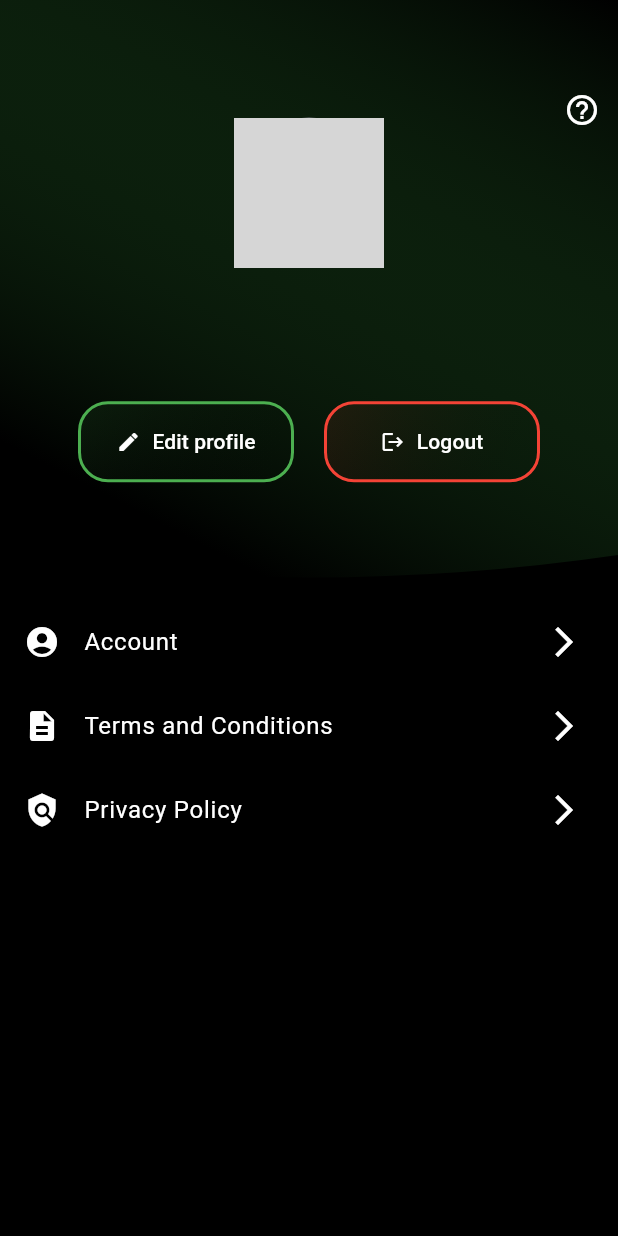
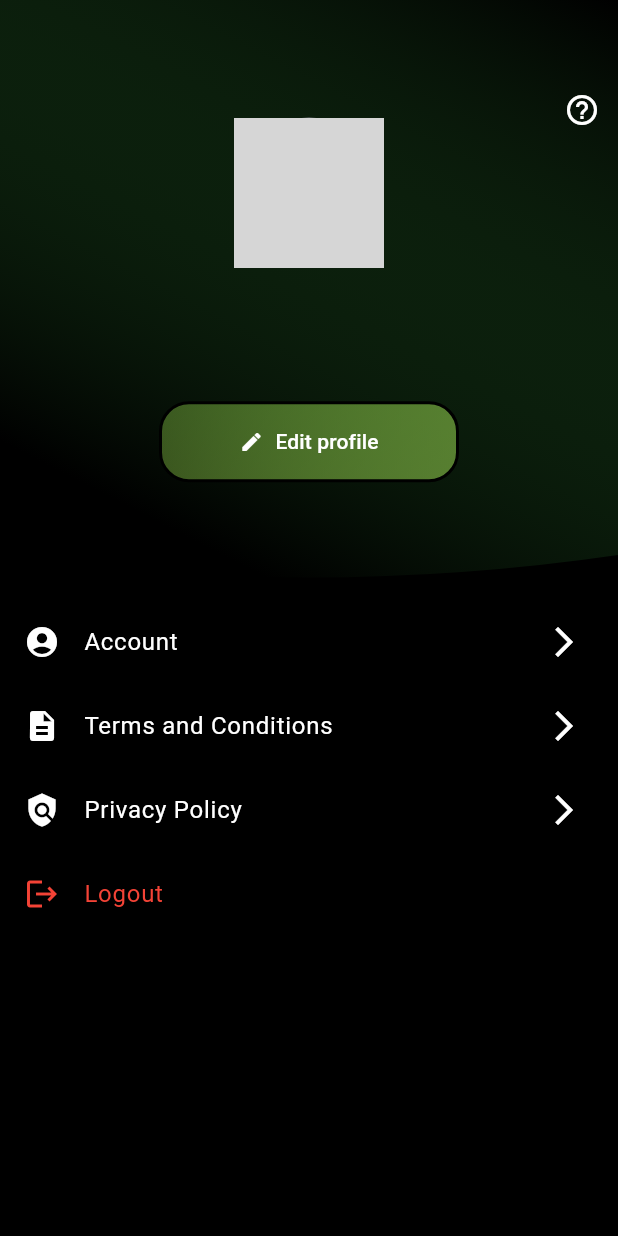
Before and after one commit to anishkumar-0502/EV_App_II, a Flutter app: the ProfilePage screen opened directly with empty values, on a phone screen of 412 x 824 dp. Run offline on Flutter 3.47's test engine with Material 3 defaults, Android fonts, the phone set to English and light mode, and no system bars; our stand-ins replace curved_navigation_bar, geolocator, google_maps_flutter, image_picker, intl_phone_field, shared_preferences and 1 more; missing offline and left inert: qr_code_scanner, razorpay_flutter; accounts and stored records are empty; network calls fail; grey boxes are pictures that could not be loaded.

Commit message:
updated  profile page

```diff
--- a/EV_APPLICATION_II/lib/src/pages/Charging/charging.dart
+++ b/EV_APPLICATION_II/lib/src/pages/Charging/charging.dart
@@ -1598,14 +1598,14 @@ Widget _buildAnimatedTempColorCircle() {
                                                             mainAxisAlignment: MainAxisAlignment.center,
                                                             children: [
                                                               Text(
-                                                                frequency.isNotEmpty ? frequency : '0',
+                                                                voltage.isNotEmpty ? voltage : '0',
                                                                 style: const TextStyle(
                                                                   color: Colors.white,
                                                                   fontSize: 20, // Adjusted font size
                                                                 ),
                                                               ),
                                                               const Text(
-                                                                'Frequency',
+                                                                'Voltage',
                                                                 style: TextStyle(
                                                                   color: Colors.white,
                                                                   fontSize: 16, // Adjusted font size
@@ -1678,14 +1678,14 @@ Widget _buildAnimatedTempColorCircle() {
                                                         mainAxisAlignment: MainAxisAlignment.center,
                                                         children: [
                                                           Text(
-                                                            voltage.isNotEmpty ? voltage : '0',
+                                                            frequency.isNotEmpty ? frequency : '0',
                                                             style: const TextStyle(
                                                               color: Colors.white,
                                                               fontSize: 20, // Adjusted font size
                                                             ),
                                                           ),
                                                           const Text(
-                                                            'Voltage',
+                                                            'Frequency',
                                                             style: TextStyle(
                                                               color: Colors.white,
                                                               fontSize: 16, // Adjusted font size
--- a/EV_APPLICATION_II/lib/src/pages/profile/profile.dart
+++ b/EV_APPLICATION_II/lib/src/pages/profile/profile.dart
@@ -193,19 +193,23 @@ class _ProfilePageState extends State<ProfilePage> {
                         style: TextStyle(color: Colors.grey[400], fontSize: 16),
                         textAlign: TextAlign.center,
                       ),
-                      const SizedBox(height: 20),
+                      const SizedBox(height: 20,width: 20,),
                       Row(
                         mainAxisAlignment: MainAxisAlignment.center,
                         children: [
                         Container(
+                        width: 200, // Increase the width of the container
                         decoration: BoxDecoration(
                           border: Border.all(
                             width: 2,
-                                color: Colors.green,
+
                           ),
                           borderRadius: BorderRadius.circular(20),
                           gradient: LinearGradient(
-                                colors: [Colors.green.withOpacity(0.1), Colors.transparent],
+                            colors: [
+                              Colors.lightGreenAccent.withOpacity(0.3), // Light green color with some transparency
+                              Colors.lightGreen.withOpacity(0.6)
+                            ],
                             begin: Alignment.topLeft,
                             end: Alignment.bottomRight,
                           ),
@@ -213,59 +217,22 @@ class _ProfilePageState extends State<ProfilePage> {
                         child: ElevatedButton(
                           onPressed: _showEditUserModal,
                           style: ElevatedButton.styleFrom(
-                                backgroundColor: Colors.transparent,
-                                foregroundColor: Colors.white, // Make the text color white
+                            backgroundColor: Colors.transparent, // Keep the button background transparent
+                            foregroundColor: Colors.white, // Text and icon color white
                             shape: RoundedRectangleBorder(
                               borderRadius: BorderRadius.circular(20),
                             ),
                             elevation: 1,
-                                padding: const EdgeInsets.symmetric(horizontal: 15, vertical: 8),
+                            padding: const EdgeInsets.symmetric(horizontal: 20, vertical: 15), // Adjust padding for a larger button
                             shadowColor: Colors.transparent,
-                                minimumSize: const Size(140, 50), // Ensure both buttons have the same size
+                            minimumSize: const Size(180, 50), // Ensure the button has the desired size
                           ),
                           child: const Row(
                             mainAxisSize: MainAxisSize.min,
                             children: [
-                                  Icon(Icons.edit, size: 16, color: Colors.white), // Make the icon color white
+                              Icon(Icons.edit, size: 16, color: Colors.white), // White icon color
                               SizedBox(width: 8),
-                                  Text('Edit profile', style: TextStyle(color: Colors.white, fontSize: 14)), // Make the text color white
-                                ],
-                              ),
-                            ),
-                          ),
-                          const SizedBox(width: 20),
-                          Container(
-                            decoration: BoxDecoration(
-                              border: Border.all(
-                                width: 2,
-                                color: Colors.red,
-                              ),
-                              borderRadius: BorderRadius.circular(20),
-                              gradient: LinearGradient(
-                                colors: [Colors.red.withOpacity(0.1), Colors.transparent],
-                                begin: Alignment.topLeft,
-                                end: Alignment.bottomRight,
-                              ),
-                            ),
-                            child: ElevatedButton(
-                              onPressed: _logout,
-                              style: ElevatedButton.styleFrom(
-                                backgroundColor: Colors.transparent,
-                                foregroundColor: Colors.white, // Make the text color white
-                                shape: RoundedRectangleBorder(
-                                  borderRadius: BorderRadius.circular(20),
-                                ),
-                                elevation: 1,
-                                padding: const EdgeInsets.symmetric(horizontal: 15, vertical: 8),
-                                shadowColor: Colors.transparent,
-                                minimumSize: const Size(140, 50), // Ensure both buttons have the same size
-                              ),
-                              child: const Row(
-                                mainAxisSize: MainAxisSize.min,
-                                children: [
-                                  Icon(Icons.logout, color: Colors.white, size: 16), // Make the icon color white
-                                  SizedBox(width: 8),
-                                  Text('Logout', style: TextStyle(color: Colors.white, fontSize: 14)), // Make the text color white
+                              Text('Edit profile', style: TextStyle(color: Colors.white, fontSize: 14)), // White text color
                             ],
                           ),
                         ),
@@ -352,6 +319,21 @@ class _ProfilePageState extends State<ProfilePage> {
                               ),
                             ),
                           ),
+                          SizedBox(width: 10,),
+                          GestureDetector(
+                            onTap: () {
+                              _logout(); // Correctly invoking the _logout function
+                            },
+                            child: Container(
+                              color: Colors.black, // No color change on tap
+
+                              child: const ListTile(
+                                title: Text('Logout', style: TextStyle(color: Colors.red)),
+                                leading: Icon(Icons.logout, color: Colors.red),
+                              ),
+                            ),
+                          ),
+
                         ],
                       ),
                     ),
```
Also changed, not shown: 2 other files. Lines whose indentation alone changed are shown as unchanged.
